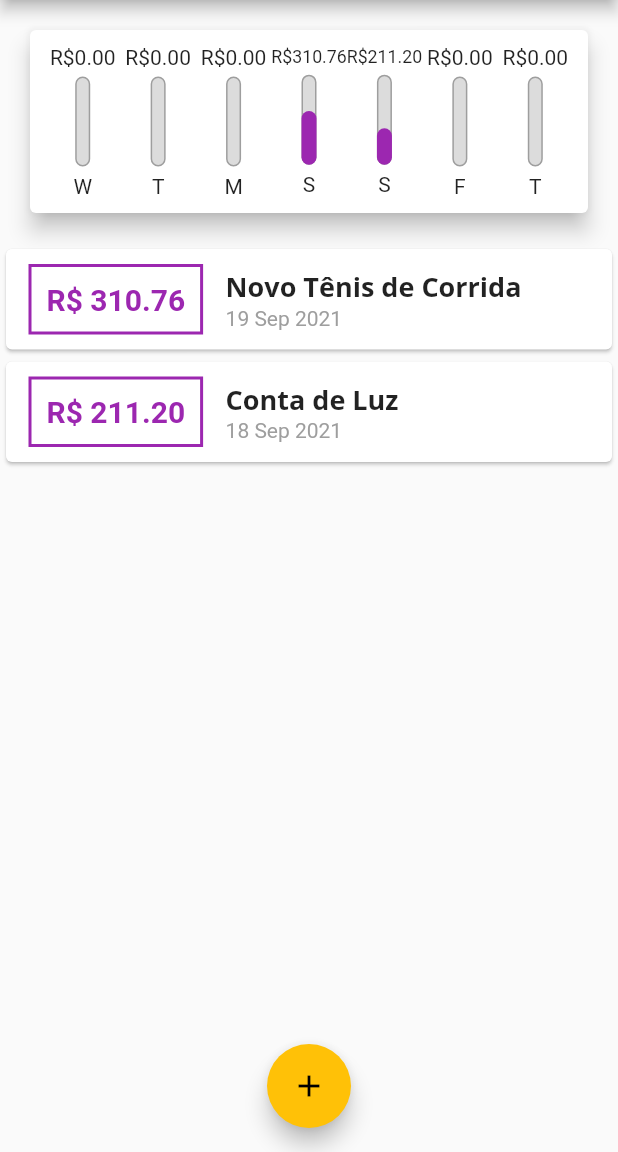
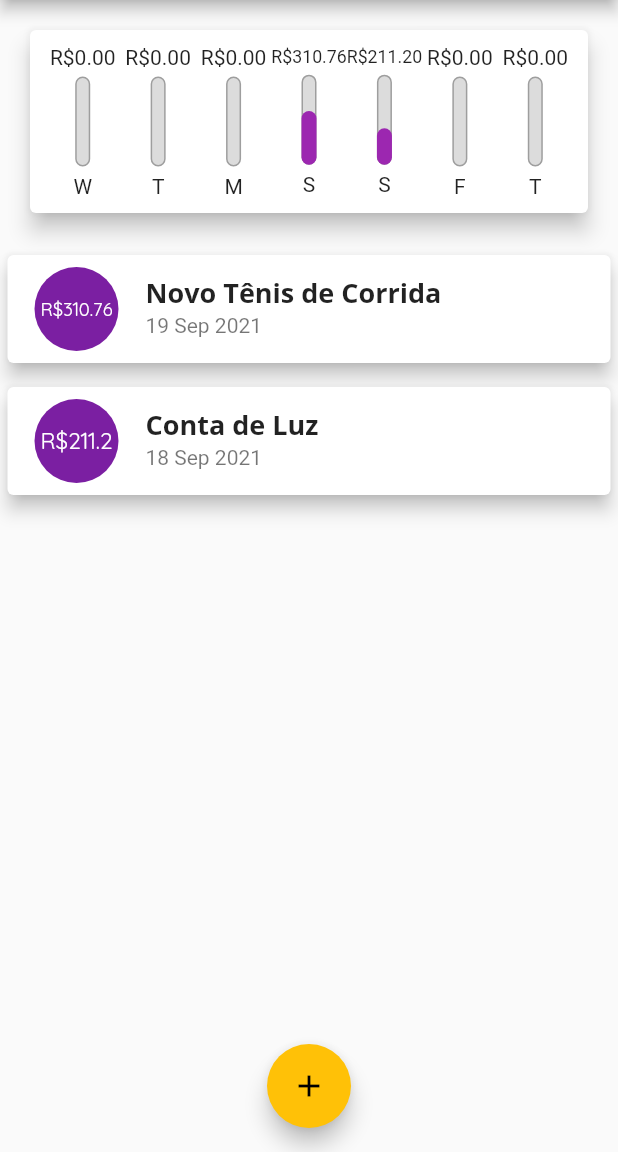
Before and after one commit to huayans/Expenses, a Flutter app: the screen it shows after launch, on a phone screen of 412 x 824 dp, the part 84-1236 px from its top. Run offline on Flutter 3.47's test engine with Material 2 defaults, Android fonts, the phone set to English and light mode, and no system bars; missing offline and left inert: dart:ffi.

Commit message:
alteração no list

```diff
--- a/lib/components/transaction_list.dart
+++ b/lib/components/transaction_list.dart
@@ -38,44 +38,30 @@ class TransactionList extends StatelessWidget {
               itemBuilder: (ctx, index) {
                 final tr = transactions[index];
                 return Card(
-                    child: Row(
-                  children: [
-                    Container(
+                  elevation: 5,
                   margin: EdgeInsets.symmetric(
-                        horizontal: 15,
-                        vertical: 10,
+                    vertical: 8,
+                    horizontal: 5,
                   ),
-                      decoration: BoxDecoration(
-                        border: Border.all(
-                          color: Theme.of(context).primaryColor,
-                          width: 2,
-                        ),
-                      ),
-                      padding: EdgeInsets.all(10),
-                      child: Text(
-                        'R\$ ${tr.value.toStringAsFixed(2)}',
-                        style: TextStyle(
-                          fontWeight: FontWeight.bold,
-                          fontSize: 20,
-                          color: Theme.of(context).primaryColor,
+                  child: ListTile(
+                    leading: CircleAvatar(
+                      radius: 30,
+                      child: Padding(
+                        padding: const EdgeInsets.all(6),
+                        child: FittedBox(
+                          child: Text('R\$${tr.value}'),
                         ),
                       ),
                     ),
-                    Column(
-                      crossAxisAlignment: CrossAxisAlignment.start,
-                      children: [
-                        Text(
+                    title: Text(
                       tr.title,
                       style: Theme.of(context).textTheme.headline6,
                     ),
-                        Text(
+                    subtitle: Text(
                       DateFormat('d MMM y').format(tr.date),
-                          style: TextStyle(color: Colors.grey),
                     ),
-                      ],
                   ),
-                  ],
-                ));
+                );
               },
             ),
     );
```
Lines whose indentation alone changed are shown as unchanged.
